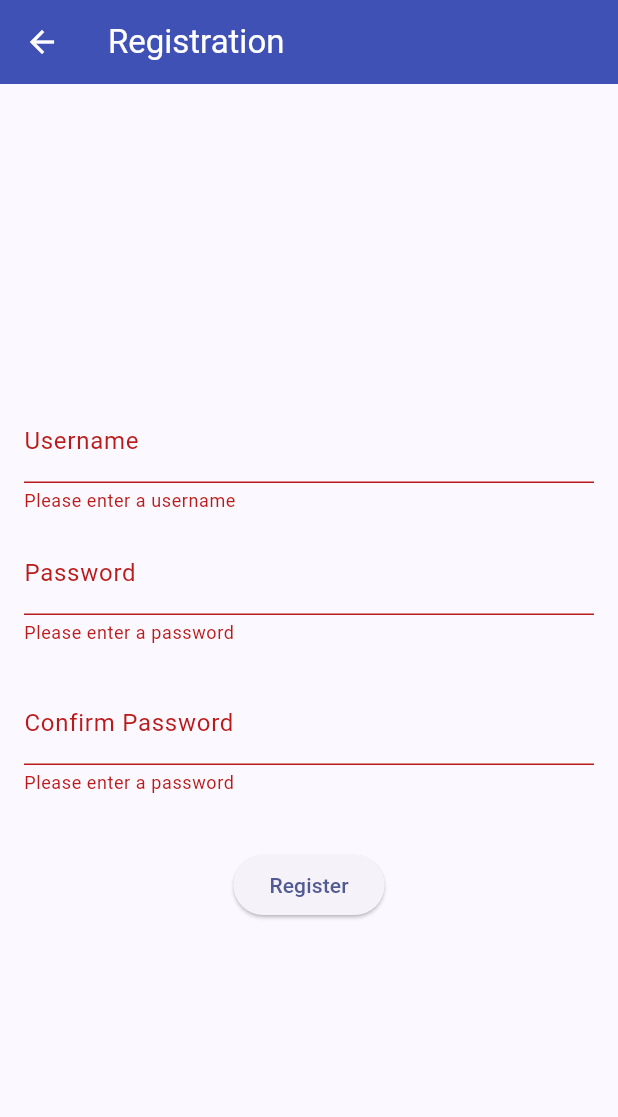
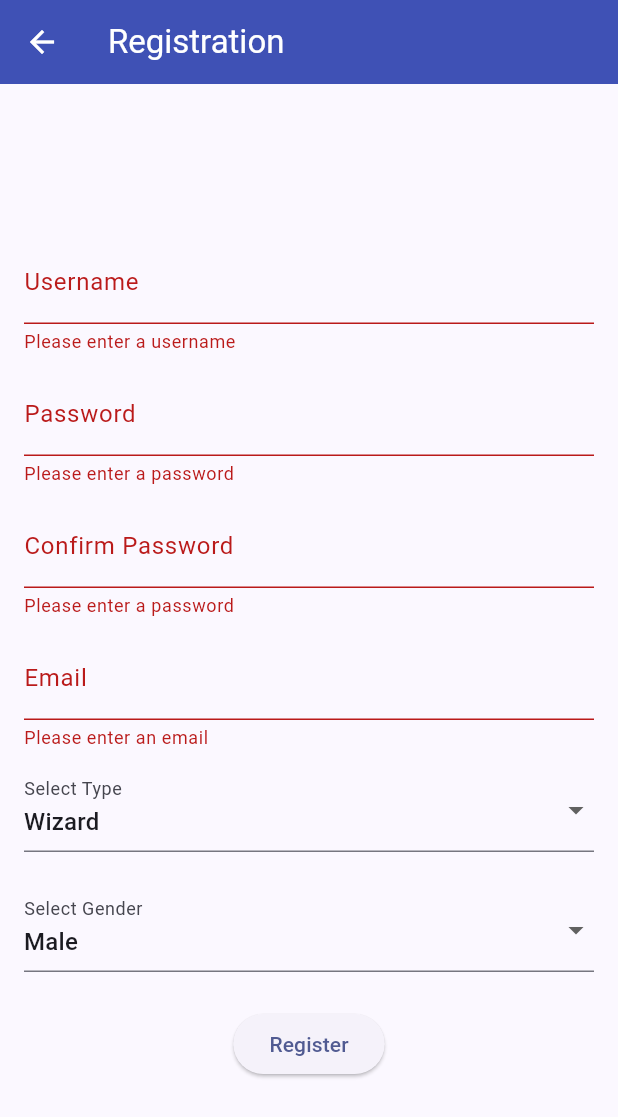
Before and after one commit to PBP-C2/RavenReads_mobile, a Flutter app: the RegistrationPage screen opened directly, after a tap on "Register", on a phone screen of 412 x 824 dp. Shown: the top 1117 px of the screen. Run offline on Flutter 3.47's test engine with Material 3 defaults, Android fonts, the phone set to English and light mode, and no system bars; missing offline and left inert: pbp_django_auth; accounts and stored records are empty.

Commit message:
Add more parameters needed for register

```diff
--- a/lib/main.dart
+++ b/lib/main.dart
@@ -33,7 +33,7 @@ class MyApp extends StatelessWidget {
             colorScheme: ColorScheme.fromSeed(seedColor: Colors.indigo),
             useMaterial3: true,
           ),
-          home: LoginPage()),
+          home: const LoginPage()),
     );
   }
 }
@@ -161,7 +161,7 @@ class ShopCard extends StatelessWidget {
                 MaterialPageRoute(builder: (context) => const BookStorePage()));
           } else if (item.name == "Logout") {
             final response = await request.logout(
-                "https://ravenreads-c02-tk.pbp.cs.ui.ac.id//auth/logout/");
+                "https://ravenreads-c02-tk.pbp.cs.ui.ac.id/auth/logout/");
             String message = response["message"];
             if (response['status']) {
               String uname = response["username"];
--- a/lib/screens/register/register.dart
+++ b/lib/screens/register/register.dart
@@ -17,10 +17,13 @@ class _RegistrationPageState extends State<RegistrationPage> {
   final TextEditingController _passwordController = TextEditingController();
   final TextEditingController _confirmPasswordController =
       TextEditingController();
+  final TextEditingController _emailController = TextEditingController();
+  String? _userType = 'Wizard'; // Set default user type value
+  String? _selectedGender = 'Male'; // Set default gender value
 
   @override
   Widget build(BuildContext context) {
-    final request = context.watch<CookieRequest>();
+    // final request = context.watch<CookieRequest>();
     return Scaffold(
       appBar: AppBar(
         title: const Text('Registration'),
@@ -60,7 +63,7 @@ class _RegistrationPageState extends State<RegistrationPage> {
                   return null;
                 },
               ),
-              const SizedBox(height: 24.0),
+              const SizedBox(height: 12.0),
               TextFormField(
                 controller: _confirmPasswordController,
                 decoration: const InputDecoration(
@@ -74,13 +77,71 @@ class _RegistrationPageState extends State<RegistrationPage> {
                   return null;
                 },
               ),
-              const SizedBox(height: 36.0),
+              const SizedBox(height: 12.0),
+              TextFormField(
+                controller: _emailController,
+                decoration: const InputDecoration(
+                  labelText: 'Email',
+                ),
+                validator: (value) {
+                  if (value == null || value.isEmpty) {
+                    return 'Please enter an email';
+                  }
+                  return null;
+                },
+              ),
+              const SizedBox(height: 12.0),
+              DropdownButtonFormField<String>(
+                decoration: const InputDecoration(
+                  labelText: 'Select Type',
+                ),
+                value: _userType,
+                onChanged: (String? value) {
+                  setState(() {
+                    _userType = value;
+                  });
+                },
+                items: <String>[
+                  'Wizard',
+                  'Muggles',
+                ].map<DropdownMenuItem<String>>((String value) {
+                  return DropdownMenuItem<String>(
+                    value: value,
+                    child: Text(value),
+                  );
+                }).toList(),
+              ),
+              const SizedBox(height: 24.0),
+
+              // Dropdown for gender
+              DropdownButtonFormField<String>(
+                decoration: const InputDecoration(
+                  labelText: 'Select Gender',
+                ),
+                value: _selectedGender,
+                onChanged: (String? value) {
+                  setState(() {
+                    _selectedGender = value;
+                  });
+                },
+                items: <String>[
+                  'Male',
+                  'Female',
+                ].map<DropdownMenuItem<String>>((String value) {
+                  return DropdownMenuItem<String>(
+                    value: value,
+                    child: Text(value),
+                  );
+                }).toList(),
+              ),
+              const SizedBox(height: 24.0),
               ElevatedButton(
                 onPressed: () async {
                   if (_formKey.currentState!.validate()) {
                     String username = _usernameController.text;
                     String password = _passwordController.text;
                     String confirmPassword = _confirmPasswordController.text;
+                    String email = _emailController.text;
 
                     if (password != confirmPassword) {
                       ScaffoldMessenger.of(context).showSnackBar(
@@ -114,10 +175,13 @@ class _RegistrationPageState extends State<RegistrationPage> {
 
                       final response = await http.post(
                         Uri.parse(
-                            'http://127.0.0.1:8000/auth/register/'),
+                            'https://ravenreads-c02-tk.pbp.cs.ui.ac.id/auth/register/'),
                         body: {
                           'username': username,
                           'password': password,
+                          'email': email,
+                          'type': _userType ?? 'Muggle',
+                          'gender': _selectedGender ?? 'Male',
                         },
                       );
 
@@ -165,6 +229,8 @@ class _RegistrationPageState extends State<RegistrationPage> {
     // Dispose controllers when the widget is disposed
     _usernameController.dispose();
     _passwordController.dispose();
+    _confirmPasswordController.dispose();
+    _emailController.dispose();
     super.dispose();
   }
 }
```
